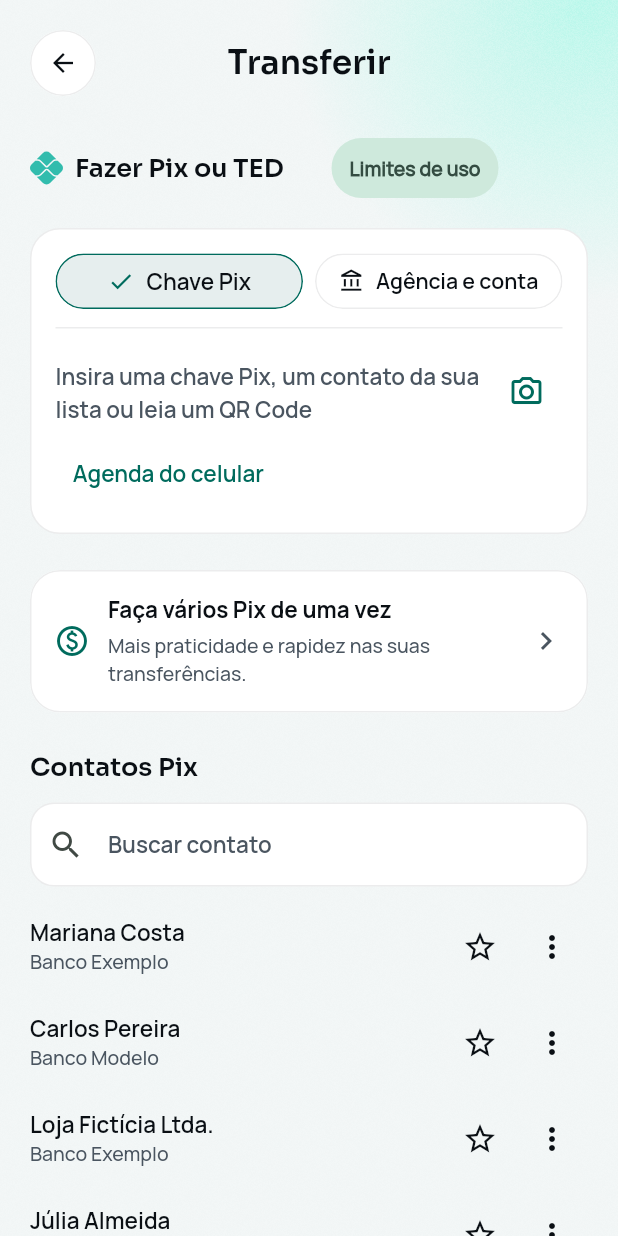
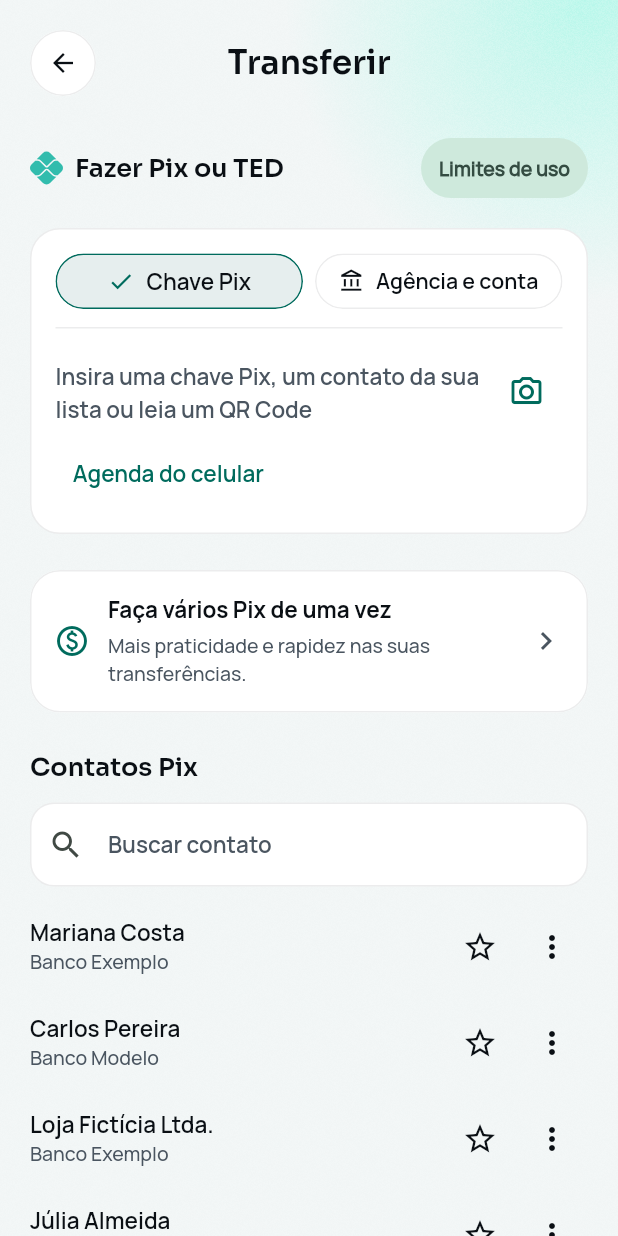
Before and after one commit to renatomf/next-bank, a Flutter app: the TransferPixScreen screen opened by its route, on a phone screen of 412 x 824 dp. Run offline on Flutter 3.47's test engine with Material 3 defaults, Android fonts, the phone set to English and light mode, and no system bars; our stand-ins replace copy_with_extension, dio, flutter_riverpod, flutter_secure_storage, go_router, local_auth and 2 more; missing offline and left inert: local_auth_android, mobile_scanner, qr; accounts and stored records are empty; project files that could hold a hidden picture were left out.

Commit message:
fix(mobile): put Limites de uso on the right edge, apart
At the S21 checkpoint the button sat beside Fazer Pix ou TED: Flexible
gave it half the row without pushing it to the end. It now aligns to
the right inside that room, with a gap from the title.

Co-Authored-By: Claude Opus 5.5 <noreply@anthropic.com>

```diff
--- a/apps/mobile/lib/features/pix/presentation/transfer/transfer_pix_screen.dart
+++ b/apps/mobile/lib/features/pix/presentation/transfer/transfer_pix_screen.dart
@@ -51,9 +51,13 @@ class _TransferPixScreenState extends State<TransferPixScreen> {
                       style: NbType.sectionTitle.copyWith(color: colors.text),
                     ),
                   ),
-                  // Compact, and its label shrinks rather than wrap on a
-                  // small phone with large text (S21 checkpoint).
+                  const SizedBox(width: NbSpace.md),
+                  // On the right edge, apart from the title; compact, its
+                  // label shrinking rather than wrap on a small phone (S21
+                  // checkpoint).
                   Flexible(
+                    child: Align(
+                      alignment: Alignment.centerRight,
                       child: FilledButton.tonal(
                         onPressed: () => showNbToast(
                           context,
@@ -71,6 +75,7 @@ class _TransferPixScreenState extends State<TransferPixScreen> {
                         child: const FittedBox(
                           fit: BoxFit.scaleDown,
                           child: Text('Limites de uso', maxLines: 1),
+                        ),
                       ),
                     ),
                   ),
```
Lines whose indentation alone changed are shown as unchanged.
